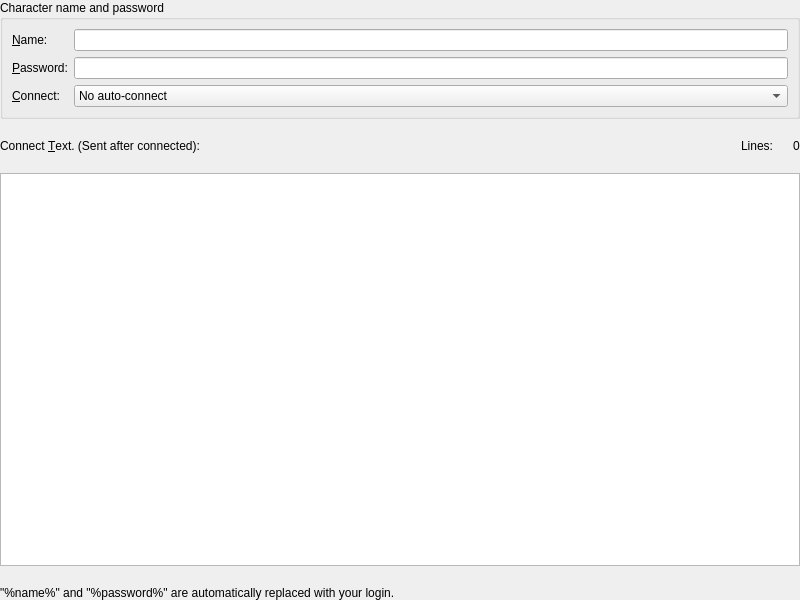
This is smushclient-qt/cpp/ui/worlddetails/login.ui in jnbooth/smushclient as Qt 5 draws it before an edit. The edited form follows.
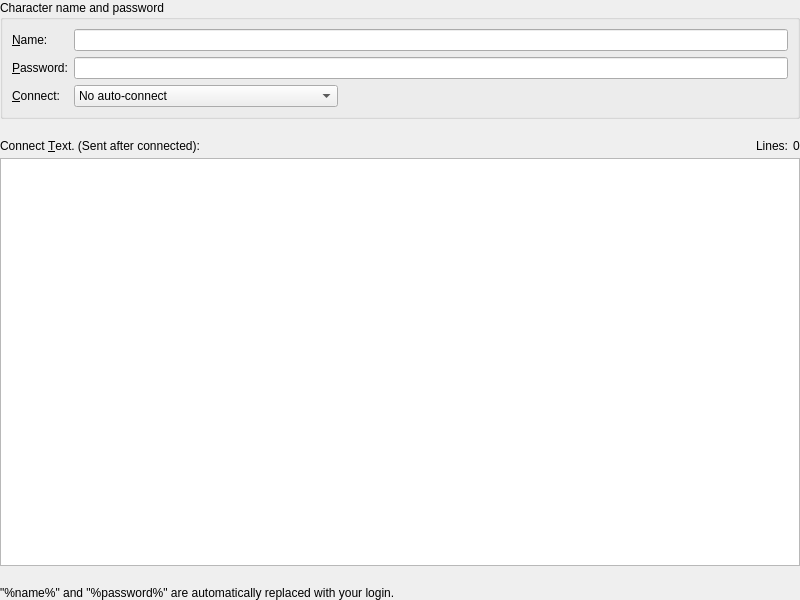
This is the edited form.

Commit message: fix world details layout issues

```diff
--- a/smushclient-qt/cpp/ui/worlddetails/login.ui
+++ b/smushclient-qt/cpp/ui/worlddetails/login.ui
@@ -35,6 +35,9 @@
       <string>Character name and password</string>
      </property>
      <layout class="QFormLayout" name="formLayout">
+      <property name="fieldGrowthPolicy">
+       <enum>QFormLayout::FieldGrowthPolicy::ExpandingFieldsGrow</enum>
+      </property>
       <item row="0" column="0">
        <widget class="QLabel" name="Player_label">
         <property name="text">
@@ -103,6 +106,11 @@
     </widget>
    </item>
    <item>
+    <layout class="QVBoxLayout" name="verticalLayout">
+     <property name="spacing">
+      <number>5</number>
+     </property>
+     <item>
     <layout class="QHBoxLayout" name="_connect_header">
      <item>
       <widget class="QLabel" name="ConnectText_label">
@@ -144,6 +152,8 @@
    </item>
    <item>
     <widget class="QPlainTextEdit" name="ConnectText"/>
+     </item>
+    </layout>
    </item>
    <item>
     <widget class="QLabel" name="label_help">
```
Left out of the diff: 18 changed lines with no effect on the pictures. Lines whose indentation alone changed are shown as unchanged. The commit also changes 5 other files.
